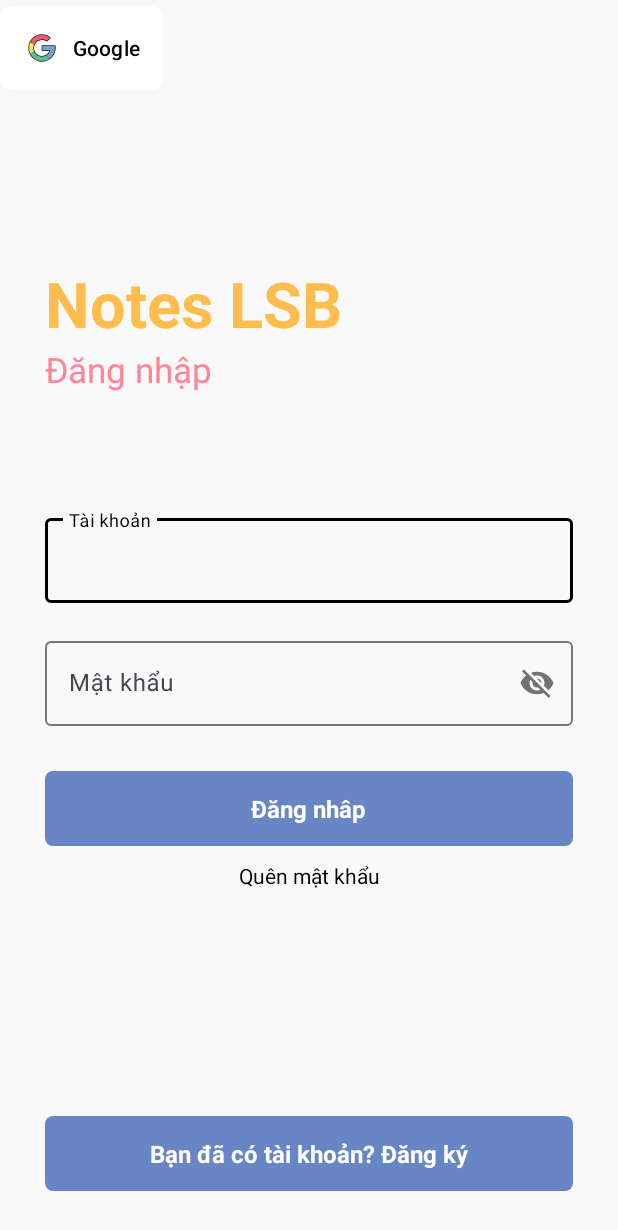
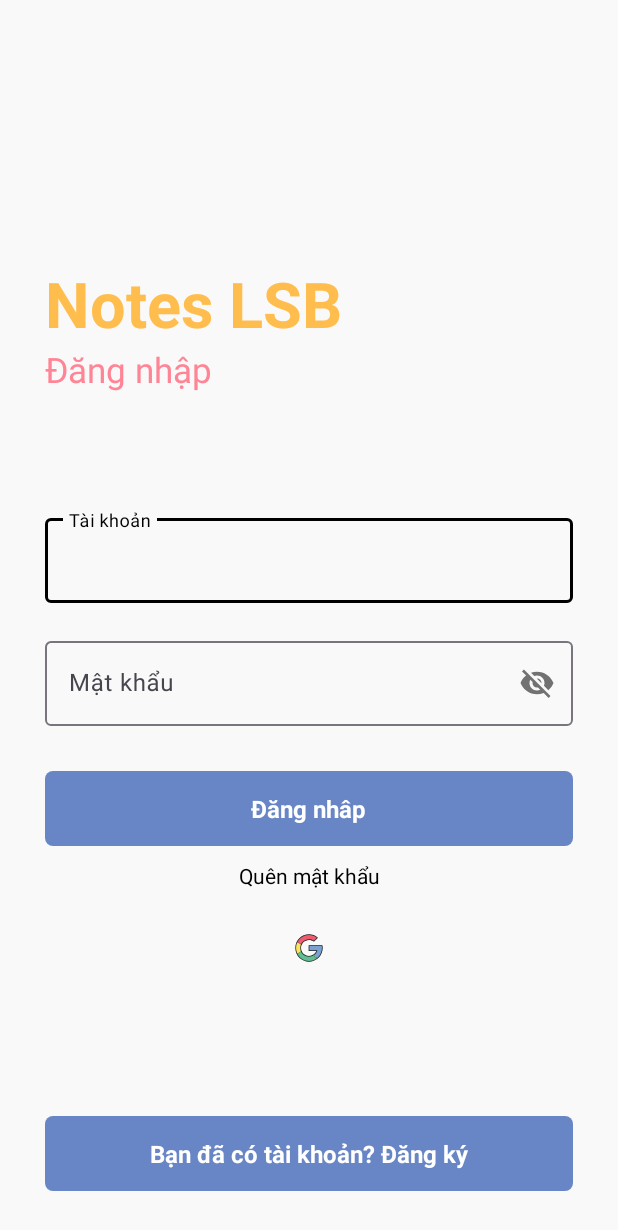
Before and after one commit to LamSonBinh/NotesApp, an Android app: the screen it shows after launch (MainActivity), on a phone screen of 412 x 824 dp. Shown: the top 1230 px of the screen. Run offline under Robolectric (Android 15) with nearby library versions, the phone set to English and light mode, and no system bars; our stand-ins replace Firebase (no records; nobody signed in at launch, a user with empty details on screens opened directly).

Commit message:
LSB_logo

```diff
--- a/app/src/main/res/layout/activity_main.xml
+++ b/app/src/main/res/layout/activity_main.xml
@@ -1,4 +1,3 @@
-<?xml version="1.0" encoding="utf-8"?>
 <RelativeLayout xmlns:android="http://schemas.android.com/apk/res/android"
     xmlns:app="http://schemas.android.com/apk/res-auto"
     xmlns:tools="http://schemas.android.com/tools"
@@ -8,7 +7,7 @@
     android:background="#f9f9f9"
     tools:context=".MainActivity">
 
-
+    <!-- ProgressBar -->
     <ProgressBar
         android:layout_width="wrap_content"
         android:layout_height="wrap_content"
@@ -16,19 +15,16 @@
         android:layout_centerHorizontal="true"
         android:visibility="invisible"
         android:id="@+id/progressbarofmainactivity"
-        android:layout_marginTop="10dp">
+        android:layout_marginTop="10dp"/>
 
-    </ProgressBar>
-
+    <!-- Centerline (empty) -->
     <RelativeLayout
         android:layout_width="match_parent"
         android:layout_height="wrap_content"
         android:id="@+id/centerline"
-        android:layout_centerInParent="true">
+        android:layout_centerInParent="true"/>
 
-    </RelativeLayout>
-
-
+    <!-- Login Title Section -->
     <LinearLayout
         android:layout_width="match_parent"
         android:layout_height="wrap_content"
@@ -44,22 +40,17 @@
             android:text="Notes LSB"
             android:textSize="42sp"
             android:textColor="#FFBD4D"
-            android:textStyle="bold">
-
-        </TextView>
+            android:textStyle="bold"/>
 
         <TextView
             android:layout_width="match_parent"
             android:layout_height="wrap_content"
             android:text="Đăng nhập"
             android:textSize="23sp"
-            android:textColor="#FF8596">
-
-        </TextView>
-
+            android:textColor="#FF8596"/>
     </LinearLayout>
 
-
+    <!-- Email Input -->
     <com.google.android.material.textfield.TextInputLayout
         android:layout_width="match_parent"
         android:layout_height="wrap_content"
@@ -67,18 +58,16 @@
         android:layout_marginBottom="10dp"
         android:id="@+id/email"
         android:layout_marginRight="30dp"
-        android:layout_marginLeft="30dp"
-        >
+        android:layout_marginLeft="30dp">
         <EditText
             android:layout_width="match_parent"
             android:layout_height="wrap_content"
             android:id="@+id/loginemail"
             android:hint="Tài khoản"
-            android:inputType="textEmailAddress">
-
-        </EditText>
+            android:inputType="textEmailAddress"/>
     </com.google.android.material.textfield.TextInputLayout>
 
+    <!-- Password Input -->
     <com.google.android.material.textfield.TextInputLayout
         android:layout_width="match_parent"
         android:layout_height="wrap_content"
@@ -87,21 +76,15 @@
         android:id="@+id/password"
         android:layout_marginRight="30dp"
         android:layout_marginLeft="30dp"
-        app:passwordToggleEnabled="true"
-        >
+        app:passwordToggleEnabled="true">
         <EditText
             android:layout_width="match_parent"
             android:layout_height="wrap_content"
             android:id="@+id/loginpassword"
-            android:hint="Mật khẩu"
-            >
-
-        </EditText>
+            android:hint="Mật khẩu"/>
     </com.google.android.material.textfield.TextInputLayout>
 
-
-
-
+    <!-- Login Button -->
     <RelativeLayout
         android:layout_width="match_parent"
         android:layout_height="50dp"
@@ -111,7 +94,6 @@
         android:background="@drawable/button_design"
         android:layout_below="@id/password"
         android:id="@+id/login">
-
         <TextView
             android:layout_width="wrap_content"
             android:layout_height="wrap_content"
@@ -120,13 +102,10 @@
             android:textSize="16sp"
             android:text="Đăng nhâp"
             android:layout_centerInParent="true"
-            android:textColor="@color/white"
-            >
-
-        </TextView>
-
+            android:textColor="@color/white"/>
     </RelativeLayout>
 
+    <!-- Forgot Password -->
     <TextView
         android:layout_width="match_parent"
         android:layout_height="wrap_content"
@@ -137,26 +116,29 @@
         android:textColor="@color/black"
         android:layout_below="@id/login"
         android:layout_marginTop="10dp"
-        android:textAlignment="center"
-        >
+        android:textAlignment="center"/>
 
-    </TextView>
+    <!-- Google Sign-In Button (Logo Only) -->
+    <LinearLayout
+        android:layout_width="match_parent"
+        android:layout_height="wrap_content"
+        android:layout_below="@id/gotoforgotpassword"
+        android:orientation="horizontal"
+        android:gravity="center"
+        android:layout_marginTop="10dp">
 
-    <Button
-        android:id="@+id/google_sign_in_button"
-        android:layout_width="wrap_content"
-        android:layout_height="wrap_content"
-        android:layout_marginEnd="4dp"
-        android:layout_marginRight="4dp"
-        android:layout_weight="1"
-        android:drawableLeft="@drawable/ic_google"
-        android:padding="15dp"
-        android:text="Google"
-        android:textAllCaps="false"
-        android:textColor="@color/black"
-        app:backgroundTint="@color/white"
-        app:cornerRadius="8dp" />
+        <ImageButton
+            android:id="@+id/google_sign_in_button"
+            android:layout_width="48dp"
+            android:layout_height="48dp"
+            android:src="@drawable/ic_google"
+            android:contentDescription="Google Sign-In"
+            android:background="@android:color/transparent"
+            android:layout_marginTop="10dp"
+            android:layout_marginBottom="20dp"/>
+    </LinearLayout>
 
+    <!-- Sign-up Button -->
     <RelativeLayout
         android:layout_width="match_parent"
         android:layout_height="50dp"
@@ -166,7 +148,6 @@
         android:background="@drawable/button_design"
         android:layout_alignParentBottom="true"
         android:id="@+id/gotosignup">
-
         <TextView
             android:layout_width="wrap_content"
             android:layout_height="wrap_content"
@@ -175,14 +156,7 @@
             android:textSize="16sp"
             android:text="Bạn đã có tài khoản? Đăng ký"
             android:layout_centerInParent="true"
-            android:textColor="@color/white"
-            >
-
-        </TextView>
-
+            android:textColor="@color/white"/>
     </RelativeLayout>
 
-
-
-
 </RelativeLayout>
```
Also changed, not shown: app/src/main/res/drawable/ic_facebook.png (added), app/src/main/res/drawable/ic_github.png (added).
